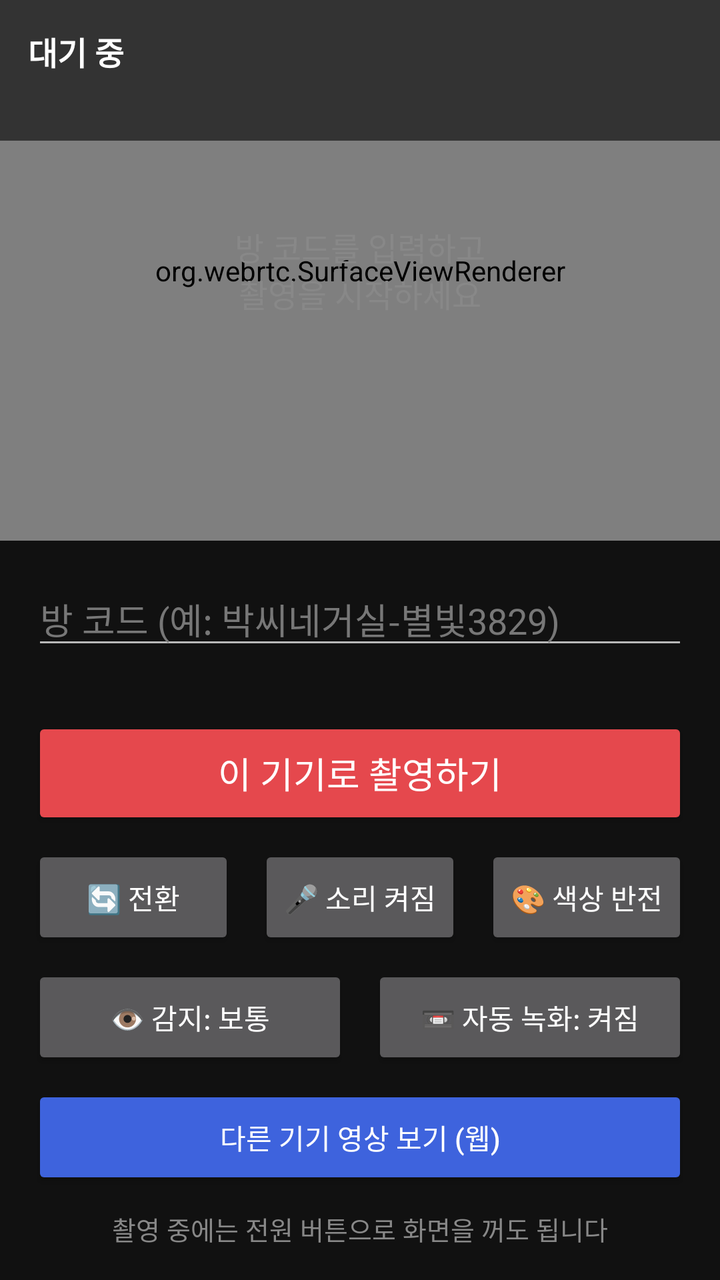
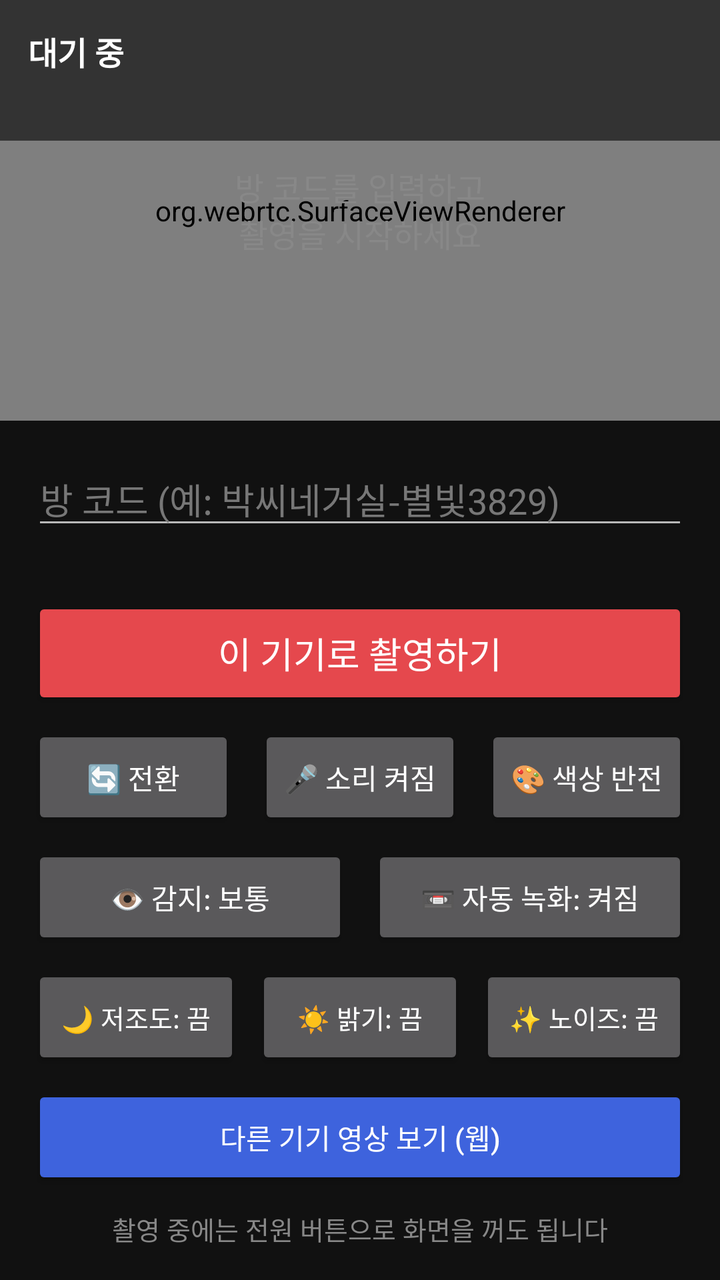

Two renders of the same Android screen: before a commit and after it. Below are the layout's source before the change and the commit's diff.
<!-- AndroidManifest.xml: application theme Theme.BakCTV -->
<!-- res/layout/activity_main.xml -->
<?xml version="1.0" encoding="utf-8"?>
<LinearLayout xmlns:android="http://schemas.android.com/apk/res/android"
    android:layout_width="match_parent"
    android:layout_height="match_parent"
    android:orientation="vertical"
    android:background="#111111">

    
    <FrameLayout
        android:layout_width="match_parent"
        android:layout_height="0dp"
        android:layout_weight="1"
        android:background="#000000">

        <org.webrtc.SurfaceViewRenderer
            android:id="@+id/preview"
            android:layout_width="match_parent"
            android:layout_height="match_parent" />

        <TextView
            android:id="@+id/placeholder"
            android:layout_width="match_parent"
            android:layout_height="match_parent"
            android:gravity="center"
            android:padding="24dp"
            android:text="방 코드를 입력하고\n촬영을 시작하세요"
            android:textColor="#888888"
            android:textSize="16sp" />

        <LinearLayout
            android:layout_width="match_parent"
            android:layout_height="wrap_content"
            android:orientation="vertical"
            android:padding="14dp"
            android:background="#99000000">

            <TextView
                android:id="@+id/status"
                android:layout_width="wrap_content"
                android:layout_height="wrap_content"
                android:text="대기 중"
                android:textColor="#FFFFFF"
                android:textSize="16sp"
                android:textStyle="bold" />

            <TextView
                android:id="@+id/detail"
                android:layout_width="wrap_content"
                android:layout_height="wrap_content"
                android:textColor="#CCCCCC"
                android:textSize="14sp" />
        </LinearLayout>

        <TextView
            android:id="@+id/talkBadge"
            android:layout_width="wrap_content"
            android:layout_height="wrap_content"
            android:layout_gravity="bottom|center_horizontal"
            android:layout_marginBottom="16dp"
            android:background="#E630A46C"
            android:paddingStart="18dp"
            android:paddingEnd="18dp"
            android:paddingTop="10dp"
            android:paddingBottom="10dp"
            android:text="🔊 가족이 말하는 중"
            android:textColor="#FFFFFF"
            android:textSize="16sp"
            android:textStyle="bold"
            android:visibility="gone" />
    </FrameLayout>

    
    <LinearLayout
        android:layout_width="match_parent"
        android:layout_height="wrap_content"
        android:orientation="vertical"
        android:padding="16dp">

        <EditText
            android:id="@+id/code"
            android:layout_width="match_parent"
            android:layout_height="wrap_content"
            android:hint="방 코드 (예: 박씨네거실-별빛3829)"
            android:inputType="text"
            android:maxLines="1"
            android:textColor="#FFFFFF"
            android:textColorHint="#777777"
            android:textSize="18sp" />

        <TextView
            android:id="@+id/codeCheck"
            android:layout_width="match_parent"
            android:layout_height="wrap_content"
            android:layout_marginBottom="10dp"
            android:textSize="14sp" />

        <Button
            android:id="@+id/startStop"
            android:layout_width="match_parent"
            android:layout_height="56dp"
            android:backgroundTint="#E5484D"
            android:text="이 기기로 촬영하기"
            android:textColor="#FFFFFF"
            android:textSize="18sp" />

        <LinearLayout
            android:layout_width="match_parent"
            android:layout_height="wrap_content"
            android:layout_marginTop="8dp"
            android:orientation="horizontal">

            <Button
                android:id="@+id/flip"
                android:layout_width="0dp"
                android:layout_height="52dp"
                android:layout_weight="1"
                android:layout_marginEnd="6dp"
                android:text="🔄 전환" />

            <Button
                android:id="@+id/mic"
                android:layout_width="0dp"
                android:layout_height="52dp"
                android:layout_weight="1"
                android:layout_marginStart="6dp"
                android:layout_marginEnd="6dp"
                android:text="🎤 소리 켜짐" />

            <Button
                android:id="@+id/invert"
                android:layout_width="0dp"
                android:layout_height="52dp"
                android:layout_weight="1"
                android:layout_marginStart="6dp"
                android:text="🎨 색상 반전" />
        </LinearLayout>

        <LinearLayout
            android:layout_width="match_parent"
            android:layout_height="wrap_content"
            android:layout_marginTop="8dp"
            android:orientation="horizontal">

            <Button
                android:id="@+id/motion"
                android:layout_width="0dp"
                android:layout_height="52dp"
                android:layout_weight="1"
                android:layout_marginEnd="6dp"
                android:text="👁 감지: 보통" />

            <Button
                android:id="@+id/record"
                android:layout_width="0dp"
                android:layout_height="52dp"
                android:layout_weight="1"
                android:layout_marginStart="6dp"
                android:text="📼 자동 녹화: 켜짐" />
        </LinearLayout>

        <Button
            android:id="@+id/openWeb"
            android:layout_width="match_parent"
            android:layout_height="52dp"
            android:layout_marginTop="8dp"
            android:backgroundTint="#3E63DD"
            android:text="다른 기기 영상 보기 (웹)"
            android:textColor="#FFFFFF" />

        <TextView
            android:layout_width="match_parent"
            android:layout_height="wrap_content"
            android:layout_marginTop="10dp"
            android:gravity="center"
            android:text="촬영 중에는 전원 버튼으로 화면을 꺼도 됩니다"
            android:textColor="#888888"
            android:textSize="13sp" />
    </LinearLayout>
</LinearLayout>
<!-- resources referenced by this layout -->
<resources>
  <style name="Theme.BakCTV" parent="android:Theme.Material.NoActionBar">
          <item name="android:windowBackground">#111111</item>
          <item name="android:statusBarColor">#111111</item>
          <item name="android:navigationBarColor">#111111</item>
      </style>
</resources>

<!-- the commit's change to res/layout/activity_main.xml (unified diff, before → after) -->
@@ -158,6 +158,41 @@
                 android:text="📼 자동 녹화: 켜짐" />
         </LinearLayout>
 
+        <LinearLayout
+            android:layout_width="match_parent"
+            android:layout_height="wrap_content"
+            android:layout_marginTop="8dp"
+            android:orientation="horizontal">
+
+            <Button
+                android:id="@+id/lowLight"
+                android:layout_width="0dp"
+                android:layout_height="52dp"
+                android:layout_weight="1"
+                android:layout_marginEnd="4dp"
+                android:textSize="13sp"
+                android:text="🌙 저조도: 끔" />
+
+            <Button
+                android:id="@+id/boost"
+                android:layout_width="0dp"
+                android:layout_height="52dp"
+                android:layout_weight="1"
+                android:layout_marginStart="4dp"
+                android:layout_marginEnd="4dp"
+                android:textSize="13sp"
+                android:text="☀ 밝기: 끔" />
+
+            <Button
+                android:id="@+id/denoise"
+                android:layout_width="0dp"
+                android:layout_height="52dp"
+                android:layout_weight="1"
+                android:layout_marginStart="4dp"
+                android:textSize="13sp"
+                android:text="✨ 노이즈: 끔" />
+        </LinearLayout>
+
         <Button
             android:id="@+id/openWeb"
             android:layout_width="match_parent"
